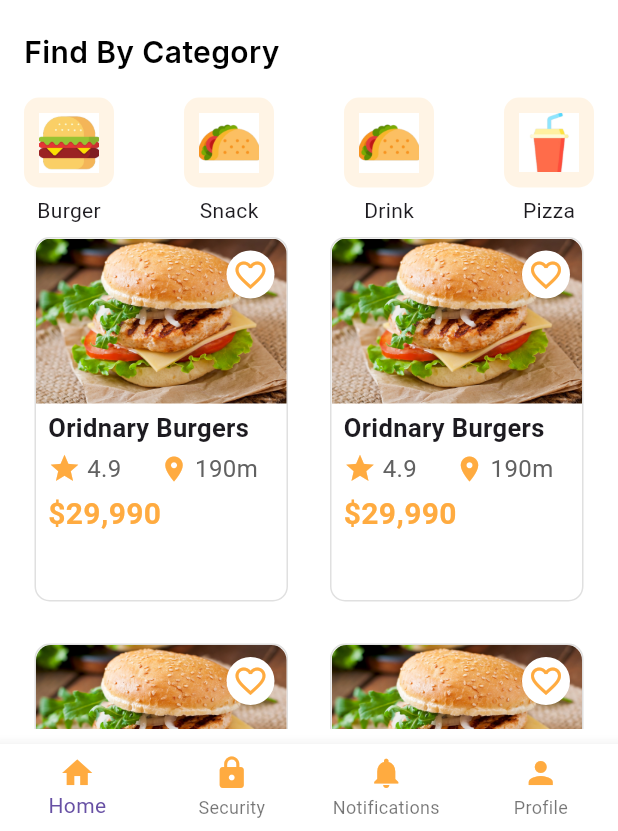
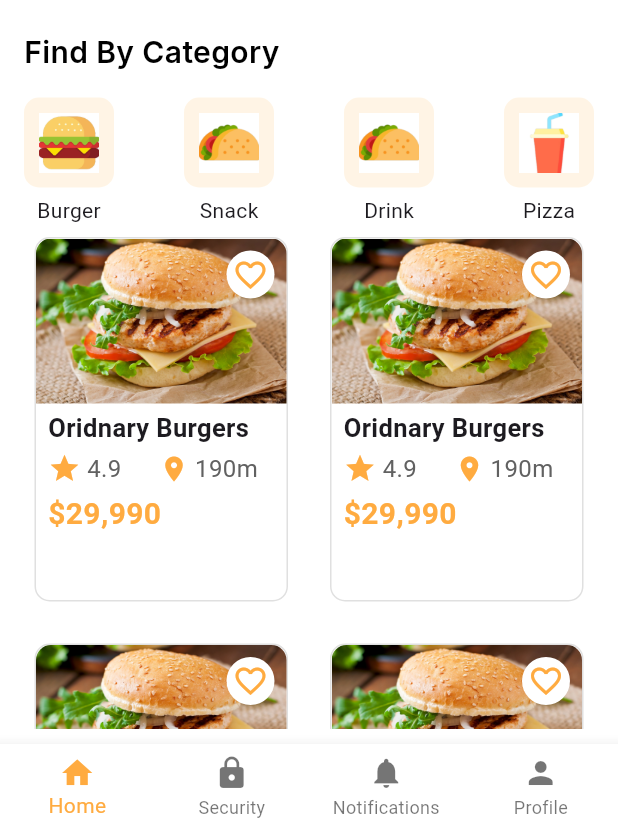
Before and after one commit to YugaJ7/Food-Delivery-App, a Flutter app: the screen it shows after launch, on a phone screen of 412 x 824 dp, the part 405-1236 px from its top. Run offline on Flutter 3.47's test engine with Material 3 defaults, Android fonts, the phone set to English and light mode, and no system bars; our stand-ins replace google_fonts, image_picker.

Commit message:
NavBar Color not changed

```diff
--- a/food_delivery/lib/Components/navbar.dart
+++ b/food_delivery/lib/Components/navbar.dart
@@ -1,34 +1,43 @@
 import 'package:flutter/material.dart';
-// import 'package:food_delivery/main.dart';
-// import 'package:food_delivery/screens/home_screen.dart';
-// import 'package:food_delivery/screens/orders.dart';
-// import 'package:food_delivery/screens/notification.dart';
-// import 'package:food_delivery/screens/profile_screen.dart';
+class Navbar extends StatefulWidget {
+  const Navbar({super.key});
 
-class Navbar extends StatelessWidget {
+  @override
+  State<Navbar> createState() => _NavbarState();
+}
+
+class _NavbarState extends State<Navbar> {
+  int _selectedIndex=0;
+  void _onItemTapped(int index) {
+    setState(() {
+      _selectedIndex = index;
+    });
+  }
   @override
   Widget build(BuildContext context) {
     return BottomNavigationBar(
         type: BottomNavigationBarType.fixed,
         backgroundColor: Colors.white,
+        selectedItemColor: Colors.orangeAccent,
         items: const [
           BottomNavigationBarItem(
-            icon: Icon(Icons.home, color: Colors.orangeAccent),
+            icon: Icon(Icons.home),
             label: 'Home',
           ),
           BottomNavigationBarItem(
-            icon: Icon(Icons.lock, color: Colors.orangeAccent),
+            icon: Icon(Icons.lock),
             label: 'Security',
           ),
           BottomNavigationBarItem(
-            icon: Icon(Icons.notifications, color: Colors.orangeAccent),
+            icon: Icon(Icons.notifications),
             label: 'Notifications',
           ),
           BottomNavigationBarItem(
-            icon: Icon(Icons.person, color: Colors.orangeAccent),
+            icon: Icon(Icons.person),
             label: 'Profile',
           ),
         ],
+    currentIndex: _selectedIndex,
     onTap: (index) {
     switch (index) {
     case 0:
--- a/food_delivery/lib/Components/product_card.dart
+++ b/food_delivery/lib/Components/product_card.dart
@@ -13,8 +13,8 @@ class _ProductCardState extends State<ProductCard> {
   @override
   Widget build(BuildContext context) {
     return Container(
-      width: MediaQuery.of(context).size.width / 2.5, // Set width relative to screen size
-      margin: EdgeInsets.all(8.0), // Add margin around the card
+      width: MediaQuery.of(context).size.width / 2.5,
+      margin: EdgeInsets.all(8.0),
       decoration: BoxDecoration(
         borderRadius: BorderRadius.circular(10.0),
         border: Border.all(color: Colors.grey.shade300),
--- a/food_delivery/lib/screens/home_screen.dart
+++ b/food_delivery/lib/screens/home_screen.dart
@@ -191,7 +191,7 @@ class CategoryItem extends StatelessWidget {
             color: Colors.orange.withOpacity(0.1),
             borderRadius: BorderRadius.circular(10),
           ),
-          child: Image.asset(iconPath, fit: BoxFit.contain),
+          child: Image.asset(iconPath, fit: BoxFit.fill),
         ),
         SizedBox(height: 5),
         Text(title, style: TextStyle(fontSize: 14)),
```
Also changed, not shown: food_delivery/lib/main.dart (line endings or trailing spaces).
